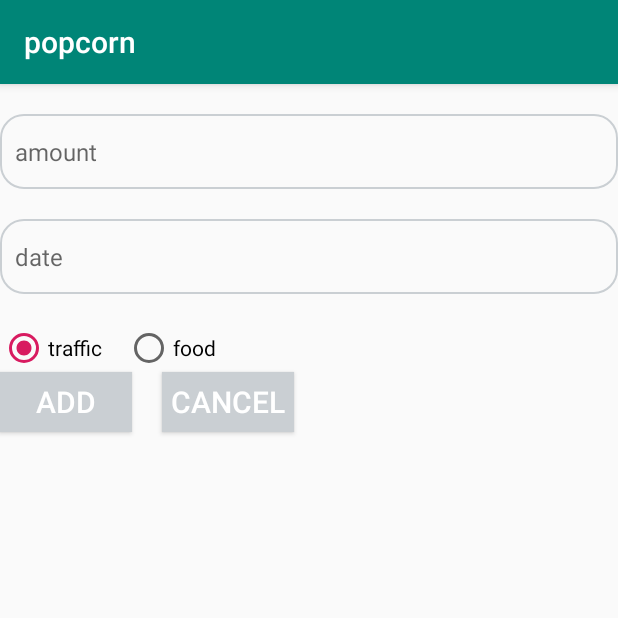
After one commit to manyuet/popcorn, an Android app: the AddActivity screen opened directly, with no data from a screen before it, on a phone screen of 412 x 824 dp, the top half of it. The commit adds this screen. Run offline under Robolectric (Android 15) with nearby library versions, the phone set to English and light mode, and no system bars.

Commit message:
存取db

```diff
--- a/app/src/main/AndroidManifest.xml
+++ b/app/src/main/AndroidManifest.xml
@@ -9,7 +9,9 @@
         android:roundIcon="@mipmap/ic_launcher_round"
         android:supportsRtl="true"
         android:theme="@style/AppTheme">
-        <activity android:name=".UserActivity"></activity>
+        <activity android:name=".DetailActivity"></activity>
+        <activity android:name=".AddActivity" />
+        <activity android:name=".UserActivity" />
         <activity android:name=".MainActivity">
             <intent-filter>
                 <action android:name="android.intent.action.MAIN" />
--- /dev/null
+++ b/app/src/main/java/com/example/popcorn/AddActivity.java
@@ -0,0 +1,77 @@
+package com.example.popcorn;
+
+import android.app.Activity;
+import android.content.ContentValues;
+import android.content.Intent;
+import android.database.Cursor;
+import android.database.sqlite.SQLiteDatabase;
+import android.os.Build;
+import android.support.annotation.RequiresApi;
+import android.support.v7.app.AppCompatActivity;
+import android.os.Bundle;
+import android.util.Log;
+import android.view.View;
+import android.widget.Button;
+import android.widget.EditText;
+import android.widget.RadioButton;
+import android.widget.RadioGroup;
+import android.widget.Toast;
+
+import java.time.LocalDateTime;
+import java.util.Date;
+
+public class AddActivity extends AppCompatActivity {
+    private Button btnAdd;
+    private Button btnCancel;
+    private EditText etAmount;
+    private EditText etDate;
+    private RadioGroup rbtnTag;
+    private DBHelper dbHelper;
+
+    @Override
+    protected void onCreate(Bundle savedInstanceState) {
+        super.onCreate(savedInstanceState);
+        setContentView(R.layout.activity_add);
+        dbHelper = new DBHelper(this,"BookKeeping.db",null,1);
+        initView();
+        btnAdd.setOnClickListener(new View.OnClickListener() {
+            @RequiresApi(api = Build.VERSION_CODES.O)
+            @Override
+            public void onClick(View v) {
+                Double amount = Double.valueOf(etAmount.getText().toString());
+                Date date = new Date();
+                //获取 SQLiteDatabase 对象
+                SQLiteDatabase db = dbHelper.getWritableDatabase();
+                //使用ContentValues 对数据进行组装
+                ContentValues values = new ContentValues();
+                //开始组装第一条数据
+                values.put("amount", amount);
+                values.put("date", String.valueOf(date));
+                db.insert("ACCOUNT_BOOK", null, values);
+                Log.d("db", "insert success");
+
+
+
+
+            }
+        });
+        btnCancel.setOnClickListener(new View.OnClickListener() {
+            @Override
+            public void onClick(View v) {
+                finish();
+            }
+        });
+    }
+
+    private void initView() {
+        btnAdd = findViewById(R.id.btn_add);
+        btnCancel = findViewById(R.id.btn_cancel);
+        etAmount = findViewById(R.id.et_amount);
+        etDate = findViewById(R.id.et_date);
+        rbtnTag = findViewById(R.id.radioGroup);
+    }
+
+    public void showToast(View view){
+        Toast.makeText(this,"add successfully",Toast.LENGTH_SHORT).show();
+    }
+}
--- /dev/null
+++ b/app/src/main/java/com/example/popcorn/DBHelper.java
@@ -0,0 +1,30 @@
+package com.example.popcorn;
+
+import android.content.Context;
+import android.database.sqlite.SQLiteDatabase;
+import android.database.sqlite.SQLiteOpenHelper;
+import android.widget.Toast;
+
+public class DBHelper extends SQLiteOpenHelper {
+    public static final String CREATE_ACCOUNT_BOOK = "CREATE TABLE ACCOUNT_BOOK("
+            + "id  integer PRIMARY KEY Autoincrement ,"
+            + "tag text ,"
+            + "amount real ,"
+            + "date date)";
+    private Context myContent;
+
+    public DBHelper(Context context, String name, SQLiteDatabase.CursorFactory factory, int version) {
+        super(context, name, factory, version);
+        myContent = context;
+    }
+    @Override
+    public void onCreate(SQLiteDatabase db) {
+        db.execSQL(CREATE_ACCOUNT_BOOK);
+        Toast.makeText(myContent, "数据库创建成功", Toast.LENGTH_SHORT).show();
+    }
+
+    @Override
+    public void onUpgrade(SQLiteDatabase db, int oldVersion, int newVersion) {
+
+    }
+}
--- /dev/null
+++ b/app/src/main/res/layout/activity_add.xml
@@ -0,0 +1,75 @@
+<?xml version="1.0" encoding="utf-8"?>
+<RelativeLayout xmlns:android="http://schemas.android.com/apk/res/android"
+    android:layout_width="match_parent"
+    android:layout_height="match_parent">
+    <EditText
+        android:layout_width="match_parent"
+        android:layout_height="50dp"
+        android:id="@+id/et_amount"
+        android:layout_marginTop="20dp"
+        android:textSize="16sp"
+        android:textColor="#090d10"
+        android:hint="amount"
+        android:background="@drawable/bg_user"
+        android:paddingLeft="10dp"
+        android:paddingRight="10dp"
+        android:drawablePadding="5dp"
+        android:maxLines="1" />
+    <EditText
+        android:layout_width="match_parent"
+        android:layout_height="50dp"
+        android:id="@+id/et_date"
+        android:layout_marginTop="20dp"
+        android:textSize="16sp"
+        android:textColor="#090d10"
+        android:hint="date"
+        android:background="@drawable/bg_user"
+        android:paddingLeft="10dp"
+        android:paddingRight="10dp"
+        android:drawablePadding="5dp"
+        android:maxLines="1"
+        android:layout_below="@id/et_amount"/>
+    <RadioGroup
+        android:id="@+id/radioGroup"
+        android:layout_width="wrap_content"
+        android:layout_height="wrap_content"
+        android:orientation="horizontal"
+        android:layout_below="@id/et_date"
+        android:layout_marginTop="20dp">
+
+        <RadioButton
+            android:id="@+id/btnTraffic"
+            android:layout_width="wrap_content"
+            android:layout_height="wrap_content"
+            android:text="traffic"
+            android:checked="true"
+            android:paddingRight="15dp" />
+
+        <RadioButton
+            android:id="@+id/btnFood"
+            android:layout_width="wrap_content"
+            android:layout_height="wrap_content"
+            android:text="food"/>
+    </RadioGroup>
+    <Button
+        android:layout_width="wrap_content"
+        android:layout_height="40dp"
+        android:id="@+id/btn_add"
+        android:text="Add"
+        android:layout_below="@id/radioGroup"
+        android:textSize="20sp"
+        android:textColor="#ffffff"
+        android:background="@drawable/bg_login"
+        />
+    <Button
+        android:layout_width="wrap_content"
+        android:layout_height="40dp"
+        android:id="@+id/btn_cancel"
+        android:text="Cancel"
+        android:layout_below="@id/radioGroup"
+        android:layout_marginLeft="20dp"
+        android:layout_toRightOf="@id/btn_add"
+        android:textSize="20sp"
+        android:textColor="#ffffff"
+        android:background="@drawable/bg_login" />
+</RelativeLayout>
--- a/app/src/main/res/layout/activity_main.xml
+++ b/app/src/main/res/layout/activity_main.xml
@@ -30,7 +30,7 @@
     <Button
         android:layout_width="match_parent"
         android:layout_height="wrap_content"
-        android:id="@+id/btn_accountdetails"
+        android:id="@+id/btn_details"
         android:text="ACCOUNTDETAIL"
         android:textAllCaps="false"
         android:layout_marginTop="10dp"/>
--- a/app/src/main/res/layout/activity_user.xml
+++ b/app/src/main/res/layout/activity_user.xml
@@ -21,6 +21,7 @@
         android:layout_width="match_parent"
         android:layout_height="50dp"
         android:id="@+id/et_password"
+        android:inputType="textPassword"
         android:layout_marginTop="20dp"
         android:layout_below="@id/et_username"
         android:textSize="16sp"
```
Also changed, not shown: app/src/main/java/com/example/popcorn/DetailActivity.java (added, +46 -0 lines), app/src/main/java/com/example/popcorn/MainActivity.java (+28 -2 lines), app/src/main/java/com/example/popcorn/UserActivity.java (+11 -3 lines), app/src/main/java/com/example/popcorn/adapter/AccountAdapter.java (added, +49 -0 lines), app/src/main/java/com/example/popcorn/entity/Account.java (added, +43 -0 lines), app/src/main/res/layout/activity_detail.xml (added, +10 -0 lines), app/src/main/res/layout/item_activity_detail.xml (added, +13 -0 lines).
